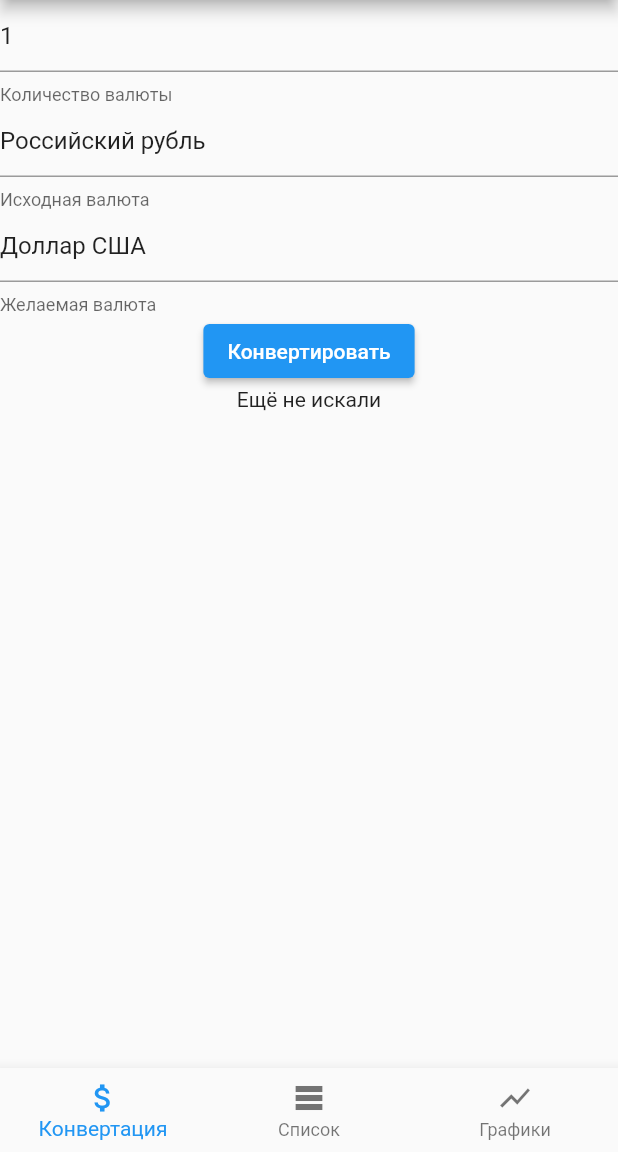
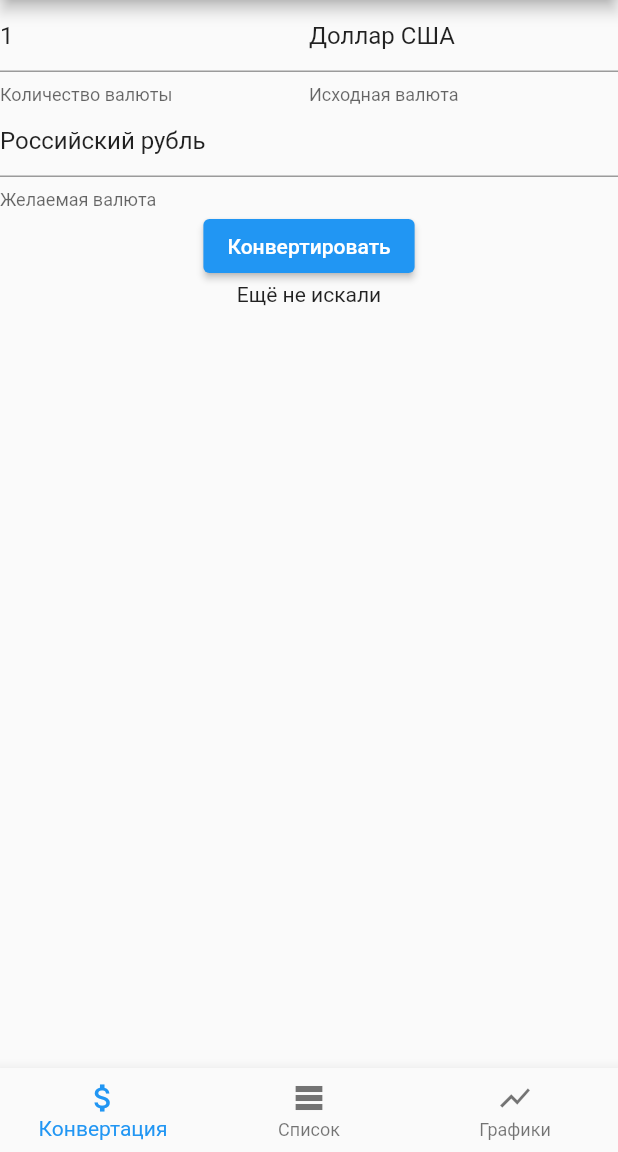
Before and after one commit to Bachar-official/flutter_currency, a Flutter app: the screen it shows after launch, on a phone screen of 412 x 824 dp, the part 84-1236 px from its top. Run offline on Flutter 3.47's test engine with Material 2 defaults, Android fonts, the phone set to English and light mode, and no system bars; our stand-ins replace dio.

```diff
--- a/lib/domain/view_model/conversion_page_view_model.dart
+++ b/lib/domain/view_model/conversion_page_view_model.dart
@@ -10,8 +10,8 @@ import '../../constants/currency_dictionary.dart';
 class ConversionPageViewModel extends ChangeNotifier {
   late Dio _dio;
   late NetRepository _repository;
-  String _baseCurrency = 'RUB';
-  String _destinationCurrency = 'USD';
+  String _baseCurrency = 'USD';
+  String _destinationCurrency = 'RUB';
   num _amount = 1;
   num _multiplier = 0;
   bool _isLoading = false;
--- a/lib/ui/conversion_page/components/autocomplete_decoration.dart
+++ b/lib/ui/conversion_page/components/autocomplete_decoration.dart
@@ -18,7 +18,6 @@ class AutocompleteWithDecoration<K,V> extends StatelessWidget {
     this.value,
     this.hintText, Key? key}): super(key: key);
 
-
   @override
   Widget build(BuildContext context) {
     return InputDecorator(
@@ -28,6 +27,11 @@ class AutocompleteWithDecoration<K,V> extends StatelessWidget {
         helperText: hintText,
       ),
       child: Autocomplete<MapEntry<K, V>>(
+        fieldViewBuilder: (context, controller, node, onFieldSubmitted) =>
+        TextField(
+          controller: controller,
+          focusNode: node,
+        ),
         displayStringForOption: displayCurrencyOption,
         optionsBuilder: currencyOptionBuilder,
         onSelected: (currency) {
--- a/lib/ui/conversion_page/conversion_page.dart
+++ b/lib/ui/conversion_page/conversion_page.dart
@@ -14,15 +14,18 @@ class ConversionPage extends StatelessWidget {
       builder: (context, model, child) => Scaffold(
           body: Column(
             children: [
-              TextFormField(
+              Row(
+                children: [
+                  Flexible(child: TextFormField(
                     onChanged: (value) => model.setAmount(value),
                     initialValue: model.amount.toString(),
                     keyboardType: const TextInputType.numberWithOptions(),
                     decoration: const InputDecoration(
                         helperText: 'Количество валюты'
                     ),
-              ),
-              AutocompleteWithDecoration<String, String>(
+                  ),),
+                  Flexible(
+                    child: AutocompleteWithDecoration<String, String>(
                       currencyOptionBuilder: model.currencyOptionBuilder,
                       displayCurrencyOption: model.displayCurrencyOption,
                       setCurrency: model.setBaseCurrency,
@@ -32,6 +35,10 @@ class ConversionPage extends StatelessWidget {
                       hintText: 'Исходная валюта',
                       value: model.baseCurrency,
                     ),
+                  )
+                ],
+              ),
+
               AutocompleteWithDecoration<String, String>(
                 currencyOptionBuilder: model.currencyOptionBuilder,
                 displayCurrencyOption: model.displayCurrencyOption,
```
Lines whose indentation alone changed are shown as unchanged.
